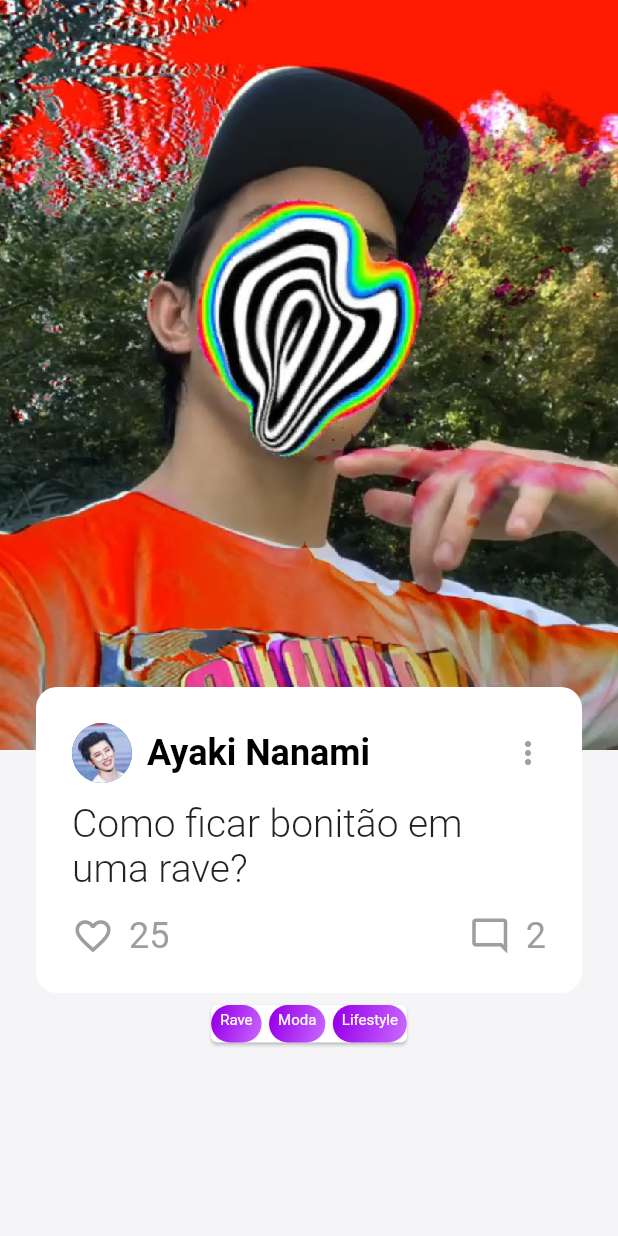
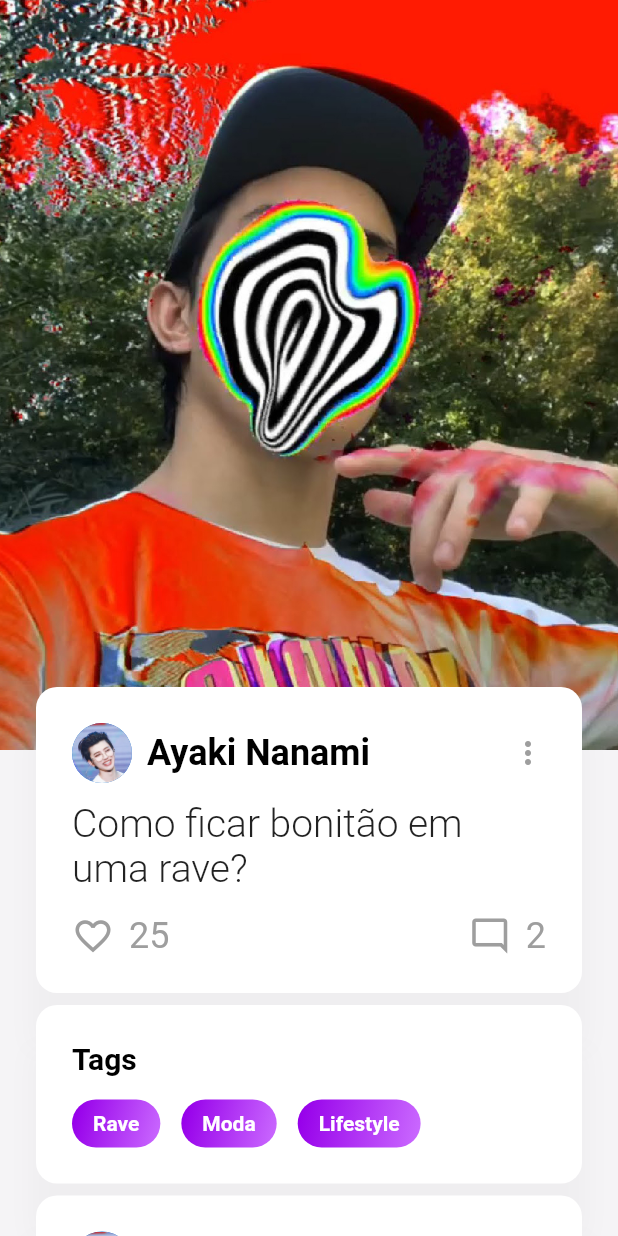
Before and after one commit to lucasmaffazioli/Halp_flutter, a Flutter app: the FeedScreen screen opened by its route, after a tap on "Ayaki Nanami", on a phone screen of 412 x 824 dp. Run offline on Flutter 3.47's test engine with Material 2 defaults, Android fonts, the phone set to English and light mode, and no system bars; our stand-ins replace flutter_money_formatter, outline_material_icons; Roboto replaces fonts that are missing (MPLUSRounded1c).

Commit message:
Post details now has replies

```diff
--- /dev/null
+++ b/lib/components/post_card.dart
@@ -0,0 +1,30 @@
+import 'package:flutter/material.dart';
+
+class PostCard extends StatelessWidget {
+  final Widget child;
+
+  PostCard({@required this.child});
+
+  @override
+  Widget build(BuildContext context) {
+    return Container(
+      decoration: BoxDecoration(boxShadow: [
+        BoxShadow(
+          // color: Color(0x6000000),
+          color: Color(0x6000000),
+          offset: Offset(0, 33),
+          blurRadius: 12,
+        ),
+      ]),
+      child: Card(
+          elevation: 0,
+          shape: RoundedRectangleBorder(
+            borderRadius: BorderRadius.circular(14),
+          ),
+          child: Padding(
+            padding: const EdgeInsets.all(24),
+            child: child,
+          )),
+    );
+  }
+}
--- /dev/null
+++ b/lib/components/post_full_card.dart
@@ -0,0 +1,106 @@
+import 'package:flutter/material.dart';
+import 'package:flutter_money_formatter/flutter_money_formatter.dart';
+import 'package:halp/components/icon_label.dart';
+import 'package:halp/components/post_card.dart';
+import 'package:halp/misc/constants.dart';
+import 'package:outline_material_icons/outline_material_icons.dart';
+
+class PostFullCard extends StatelessWidget {
+  const PostFullCard({
+    Key key,
+    @required this.imageAvatar,
+    @required this.userName,
+    @required this.title,
+    @required this.hearts,
+    this.comments = 0,
+    this.isReply = false,
+    this.child,
+  }) : super(key: key);
+
+  final AssetImage imageAvatar;
+  final String userName;
+  final String title;
+  final int hearts;
+  final int comments;
+  final bool isReply;
+  final Widget child;
+
+  @override
+  Widget build(BuildContext context) {
+    return PostCard(
+      child: Column(
+        children: <Widget>[
+          Row(
+            // mainAxisAlignment: MainAxisAlignment.spaceEvenly,
+            children: <Widget>[
+              CircleAvatar(
+                backgroundImage: imageAvatar,
+              ),
+              SizedBox(
+                width: 10,
+              ),
+              Text(
+                userName,
+                style: TextStyle(
+                  fontFamily: 'Roboto',
+                  fontWeight: FontWeight.bold,
+                  fontSize: 24,
+                  // shadows: [
+                  //   Shadow(
+                  //     blurRadius: 10,
+                  //     color: Colors.blue,
+                  //     offset: Offset(0, 3.0),
+                  //   ),
+                  // ],
+                  color: mainBlack,
+                ),
+              ),
+              Spacer(),
+              Icon(
+                Icons.more_vert,
+                color: mainGrey,
+              ),
+            ],
+          ),
+          Container(child: child),
+          SizedBox(
+            height: 12,
+          ),
+          Text(
+            title,
+            textAlign: TextAlign.left,
+            style: TextStyle(
+              fontSize: 26,
+              fontFamily: 'Roboto',
+              fontWeight: FontWeight.w300,
+            ),
+          ),
+          Padding(
+            padding: const EdgeInsets.fromLTRB(0, 16, 0, 0),
+            child: Row(
+              mainAxisAlignment: MainAxisAlignment.spaceBetween,
+              // crossAxisAlignment: CrossAxisAlignment.center,
+              children: <Widget>[
+                IconLabel(
+                  horizontal: true,
+                  icon: Icons.favorite_border,
+                  label:
+                      FlutterMoneyFormatter(amount: hearts.toDouble()).output.withoutFractionDigits,
+                ),
+                isReply
+                    ? Container()
+                    : IconLabel(
+                        horizontal: true,
+                        icon: OMIcons.modeComment,
+                        label: FlutterMoneyFormatter(amount: comments.toDouble())
+                            .output
+                            .withoutFractionDigits,
+                      ),
+              ],
+            ),
+          ),
+        ],
+      ),
+    );
+  }
+}
--- a/lib/components/tag.dart
+++ b/lib/components/tag.dart
@@ -5,10 +5,11 @@ import 'package:halp/misc/constants.dart';
 class Tag extends StatelessWidget {
   final String text;
   final Function onPressed;
+  final bool isBig;
   // EnumTagColors enumTagColor;
   // TagColors tagColor = TagColors(enumTagColor);
 
-  Tag(this.text, {this.onPressed});
+  Tag(this.text, {this.onPressed, this.isBig = false});
 
   @override
   Widget build(BuildContext context) {
@@ -18,18 +19,27 @@ class Tag extends StatelessWidget {
       onTap: onPressed,
       child: Container(
         constraints:
-            BoxConstraints(minWidth: 25, minHeight: 25.0), // min sizes for Material buttons
+            BoxConstraints(minWidth: 25, minHeight: 20.0), // min sizes for Material buttons
         decoration: BoxDecoration(
           gradient: tagMainGradient,
           borderRadius: BorderRadius.all(Radius.circular(80.0)),
         ),
         child: Padding(
-          padding: EdgeInsets.symmetric(horizontal: 6, vertical: 4),
+          padding: isBig
+              ? EdgeInsets.symmetric(
+                  horizontal: 14,
+                  vertical: 8,
+                )
+              : EdgeInsets.symmetric(
+                  horizontal: 6,
+                  vertical: 4,
+                ),
           child: Text(
             text,
             style: TextStyle(
+              fontWeight: isBig ? FontWeight.bold : FontWeight.w300,
               color: mainWhite,
-              fontSize: 10,
+              fontSize: isBig ? 14 : 10,
             ),
           ),
         ),
--- a/lib/screens/post_screen.dart
+++ b/lib/screens/post_screen.dart
@@ -3,6 +3,8 @@ import 'package:flutter/material.dart';
 import 'package:halp/components/action_button.dart';
 import 'package:halp/components/base_scaffold.dart';
 import 'package:halp/components/icon_label.dart';
+import 'package:halp/components/post_card.dart';
+import 'package:halp/components/post_full_card.dart';
 import 'package:halp/components/tag.dart';
 import 'package:halp/misc/arguments_post_screen.dart';
 import 'package:halp/misc/constants.dart';
@@ -70,104 +72,60 @@ class PostScreen extends StatelessWidget {
                   child: Padding(
                     padding: EdgeInsets.fromLTRB(20, 0, 20, 20),
                     child: Column(
+                      crossAxisAlignment: CrossAxisAlignment.stretch,
                       children: <Widget>[
-                        Card(
-                          elevation: 0,
-                          shape: RoundedRectangleBorder(
-                            borderRadius: BorderRadius.circular(14),
+                        PostFullCard(
+                          isReply: false,
+                          imageAvatar: imageAvatar,
+                          userName: userName,
+                          title: title,
+                          hearts: hearts,
+                          comments: comments,
                         ),
-                          child: Padding(
-                            padding: const EdgeInsets.all(24),
+                        PostCard(
                           child: Column(
+                            crossAxisAlignment: CrossAxisAlignment.stretch,
                             children: <Widget>[
-                                Row(
-                                  // mainAxisAlignment: MainAxisAlignment.spaceEvenly,
-                                  children: <Widget>[
-                                    CircleAvatar(
-                                      backgroundImage: imageAvatar,
-                                    ),
-                                    SizedBox(
-                                      width: 10,
-                                    ),
                               Text(
-                                      userName,
+                                'Tags',
+                                textAlign: TextAlign.left,
                                 style: TextStyle(
                                   fontFamily: 'Roboto',
                                   fontWeight: FontWeight.bold,
-                                        fontSize: 24,
-                                        // shadows: [
-                                        //   Shadow(
-                                        //     blurRadius: 10,
-                                        //     color: Colors.blue,
-                                        //     offset: Offset(0, 3.0),
-                                        //   ),
-                                        // ],
+                                  fontSize: 20,
                                   color: mainBlack,
                                 ),
                               ),
-                                    Spacer(),
-                                    Icon(
-                                      Icons.more_vert,
-                                      color: mainGrey,
+                              SizedBox(
+                                height: 16,
                               ),
-                                  ],
-                                ),
-                                SizedBox(
-                                  height: 12,
-                                ),
-                                Text(
-                                  title,
-                                  textAlign: TextAlign.left,
-                                  style: TextStyle(
-                                    fontSize: 26,
-                                    fontFamily: 'Roboto',
-                                    fontWeight: FontWeight.w300,
-                                  ),
-                                ),
-                                Padding(
-                                  padding: const EdgeInsets.fromLTRB(0, 16, 0, 0),
-                                  child: Row(
-                                    mainAxisAlignment: MainAxisAlignment.spaceBetween,
-                                    // crossAxisAlignment: CrossAxisAlignment.center,
-                                    children: <Widget>[
-                                      IconLabel(
-                                        horizontal: true,
-                                        icon: Icons.favorite_border,
-                                        label: FlutterMoneyFormatter(amount: hearts.toDouble())
-                                            .output
-                                            .withoutFractionDigits,
-                                      ),
-                                      IconLabel(
-                                        horizontal: true,
-                                        icon: OMIcons.modeComment,
-                                        label: FlutterMoneyFormatter(amount: comments.toDouble())
-                                            .output
-                                            .withoutFractionDigits,
-                                      ),
-                                    ],
-                                  ),
-                                ),
-                              ],
-                            ),
-                          ),
-                        ),
-                        Card(
-                          child: Wrap(
-                            alignment: WrapAlignment.spaceAround,
-                            spacing: 5, // gap between adjacent chips
+                              Wrap(
+                                // alignment: WrapAlignment.spaceEvenly,
+                                spacing: 14, // gap between adjacent chips
                                 runSpacing: 4, // gap between lines
                                 children: <Tag>[
                                   for (var tag in tags)
                                     Tag(
                                       tag,
+                                      isBig: true,
                                       onPressed: () {},
                                     )
+                                ],
+                              ),
                             ],
                           ),
                           // ActionButton(
                           //   Icons.reply,
                           //   onPressed: () {},
                           // ),
+                        ),
+                        PostFullCard(
+                          isReply: true,
+                          imageAvatar: imageAvatar,
+                          userName: 'ATHLEAN-X™',
+                          title: 'Primeiro treine seus abs!',
+                          hearts: 301,
+                          child: Image.asset('assets/images/mockup_video_Ayaki.jpg'),
                         ),
                       ],
                     ),
```
Lines whose indentation alone changed are shown as unchanged.
